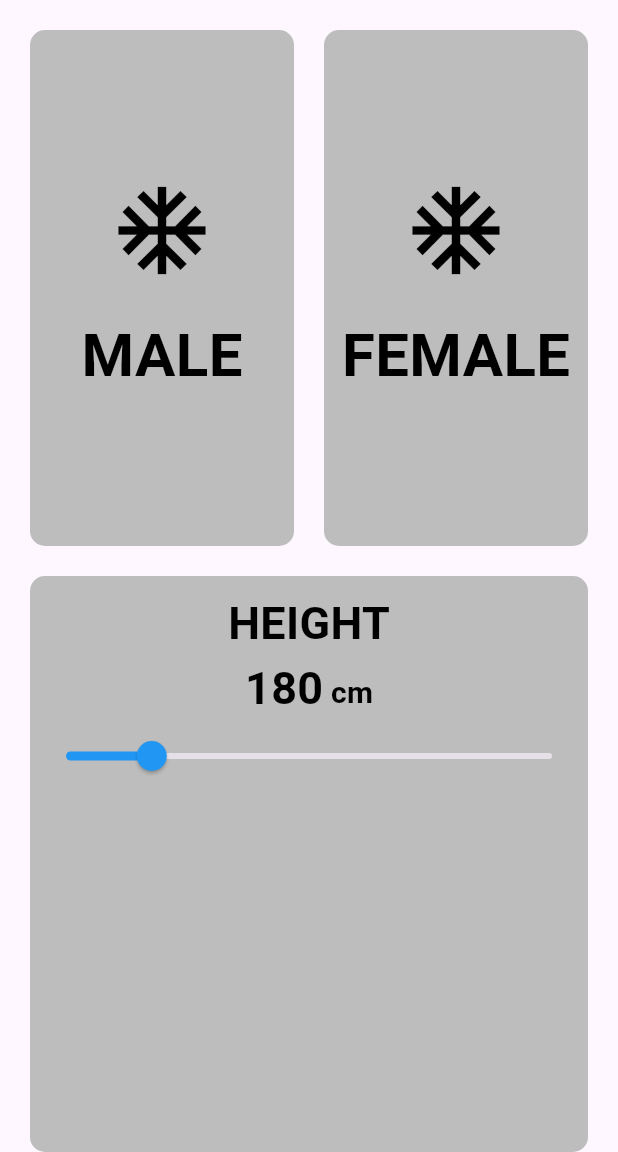
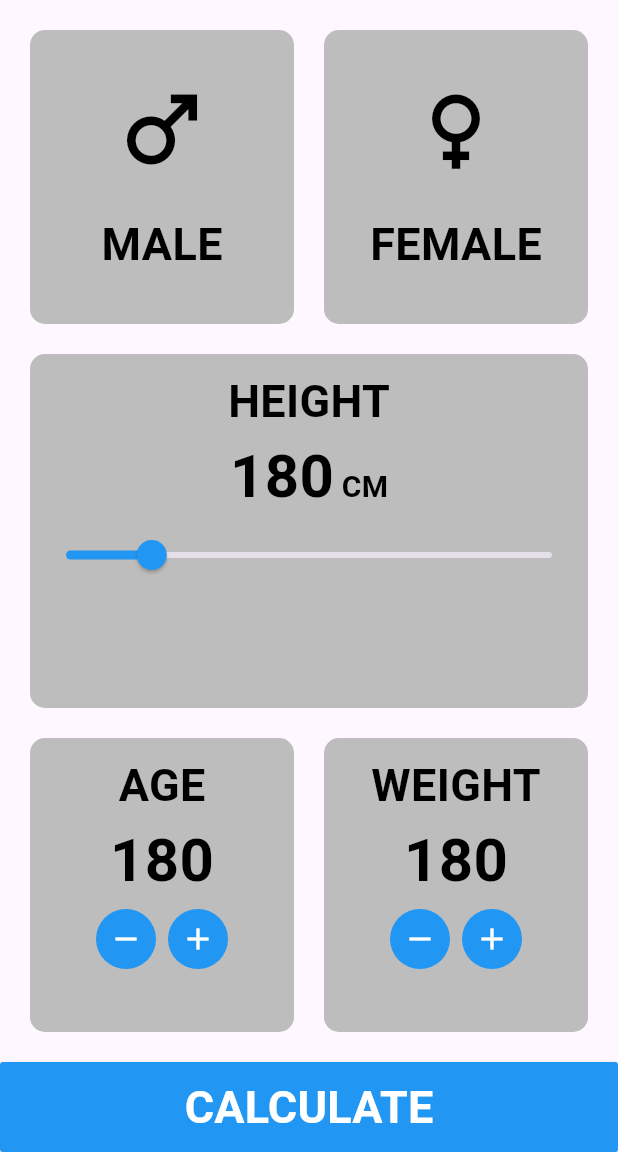
Before and after one commit to ahmed3ab3al/bmi_calculator, a Flutter app: the screen it shows after launch, on a phone screen of 412 x 824 dp, the part 84-1236 px from its top. Run offline on Flutter 3.47's test engine with Material 3 defaults, Android fonts, the phone set to English and light mode, and no system bars.

Commit message:
finish design

```diff
--- a/lib/bmi_screen.dart
+++ b/lib/bmi_screen.dart
@@ -40,12 +40,12 @@ class _BmiScreenState extends State<BmiScreen> {
                       child: Column(
                         mainAxisAlignment: MainAxisAlignment.center,
                         children: [
-                          Icon(Icons.ac_unit, size: 70, color: Colors.black),
+                          Icon(Icons.male_outlined, size: 70, color: Colors.black),
                           SizedBox(height: 20),
                           Text(
                             'MALE',
                             style: TextStyle(
-                              fontSize: 40,
+                              fontSize: 30,
                               fontWeight: FontWeight.bold,
                               color: Colors.black,
                             ),
@@ -64,12 +64,12 @@ class _BmiScreenState extends State<BmiScreen> {
                       child: Column(
                         mainAxisAlignment: MainAxisAlignment.center,
                         children: [
-                          Icon(Icons.ac_unit, size: 70, color: Colors.black),
+                          Icon(Icons.female_outlined, size: 70, color: Colors.black),
                           SizedBox(height: 20),
                           Text(
                             'FEMALE',
                             style: TextStyle(
-                              fontSize: 40,
+                              fontSize: 30,
                               fontWeight: FontWeight.bold,
                               color: Colors.black,
                             ),
@@ -92,7 +92,7 @@ class _BmiScreenState extends State<BmiScreen> {
                 ),
                 child: Column(
                   children: [
-                    SizedBox(height: 10,),
+                    SizedBox(height: 10),
                     Text(
                       'HEIGHT',
                       style: TextStyle(
@@ -110,27 +110,156 @@ class _BmiScreenState extends State<BmiScreen> {
                           '180',
                           style: TextStyle(
                             color: Colors.black,
-                            fontSize: 30,
+                            fontSize: 40,
                             fontWeight: FontWeight.bold,
                           ),
                         ),
                         SizedBox(width: 5),
                         Text(
-                          'cm',
-                          style: TextStyle(color: Colors.black, fontSize: 20,fontWeight: FontWeight.bold),
+                          'CM',
+                          style: TextStyle(
+                            color: Colors.black,
+                            fontSize: 20,
+                            fontWeight: FontWeight.bold,
+                          ),
                         ),
                       ],
                     ),
                     Slider(
-                        value: 80,
-                        onChanged: (value){
-
-                        },
+                      value: 80,
+                      onChanged: (value) {},
                       max: 220,
                       min: 50,
                       activeColor: Colors.blue,
-                    )
+                    ),
                   ],
+                ),
+              ),
+            ),
+          ),
+          Expanded(
+            child: Padding(
+              padding: const EdgeInsets.all(20.0),
+              child: Row(
+                children: [
+                  Expanded(
+                    child: Container(
+                      decoration: BoxDecoration(
+                        color: Colors.grey[400],
+                        borderRadius: BorderRadius.circular(10),
+                      ),
+                      child: Column(
+                        children: [
+                          SizedBox(height: 10),
+                          Text(
+                            'AGE',
+                            style: TextStyle(
+                              fontSize: 30,
+                              fontWeight: FontWeight.bold,
+                              color: Colors.black,
+                            ),
+                          ),
+                          Text(
+                            '180',
+                            style: TextStyle(
+                              color: Colors.black,
+                              fontSize: 40,
+                              fontWeight: FontWeight.bold,
+                            ),
+                          ),
+                          Row(
+                            mainAxisAlignment: MainAxisAlignment.center,
+                            children: [
+                              FloatingActionButton(
+                                onPressed: () {},
+                                mini: true,
+                                shape: CircleBorder(),
+                                elevation: 0,
+                                backgroundColor: Colors.blue,
+                                child: Icon(Icons.remove, color: Colors.white),
+                              ),
+                              FloatingActionButton(
+                                onPressed: () {},
+                                mini: true,
+                                shape: CircleBorder(),
+                                elevation: 0,
+                                backgroundColor: Colors.blue,
+                                child: Icon(Icons.add, color: Colors.white),
+                              ),
+                            ],
+                          ),
+                        ],
+                      ),
+                    ),
+                  ),
+                  SizedBox(width: 20),
+                  Expanded(
+                    child: Container(
+                      decoration: BoxDecoration(
+                        color: Colors.grey[400],
+                        borderRadius: BorderRadius.circular(10),
+                      ),
+                      child: Column(
+                        children: [
+                          SizedBox(height: 10),
+                          Text(
+                            'WEIGHT',
+                            style: TextStyle(
+                              fontSize: 30,
+                              fontWeight: FontWeight.bold,
+                              color: Colors.black,
+                            ),
+                          ),
+                          Text(
+                            '180',
+                            style: TextStyle(
+                              color: Colors.black,
+                              fontSize: 40,
+                              fontWeight: FontWeight.bold,
+                            ),
+                          ),
+                          Row(
+                            mainAxisAlignment: MainAxisAlignment.center,
+                            children: [
+                              FloatingActionButton(
+                                onPressed: () {},
+                                mini: true,
+                                shape: CircleBorder(),
+                                elevation: 0,
+                                backgroundColor: Colors.blue,
+                                child: Icon(Icons.remove, color: Colors.white),
+                              ),
+                              FloatingActionButton(
+                                onPressed: () {},
+                                mini: true,
+                                shape: CircleBorder(),
+                                elevation: 0,
+                                backgroundColor: Colors.blue,
+                                child: Icon(Icons.add, color: Colors.white),
+                              ),
+                            ],
+                          ),
+                        ],
+                      ),
+                    ),
+                  ),
+                ],
+              ),
+            ),
+          ),
+          SizedBox(
+            width: double.infinity,
+            child: MaterialButton(
+              onPressed: () {},
+
+              color: Colors.blue,
+              height: 60,
+              child: Text(
+                'CALCULATE',
+                style: TextStyle(
+                  color: Colors.white,
+                  fontSize: 30,
+                  fontWeight: FontWeight.bold,
                 ),
               ),
             ),
```
